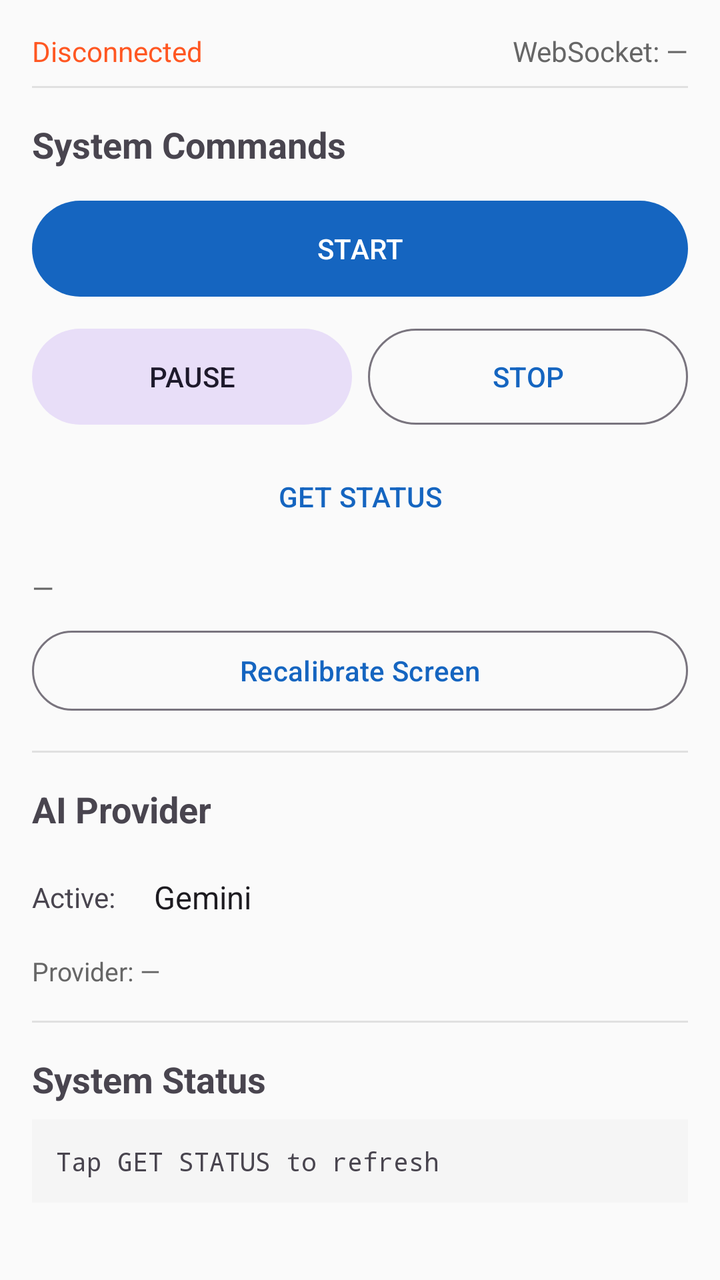
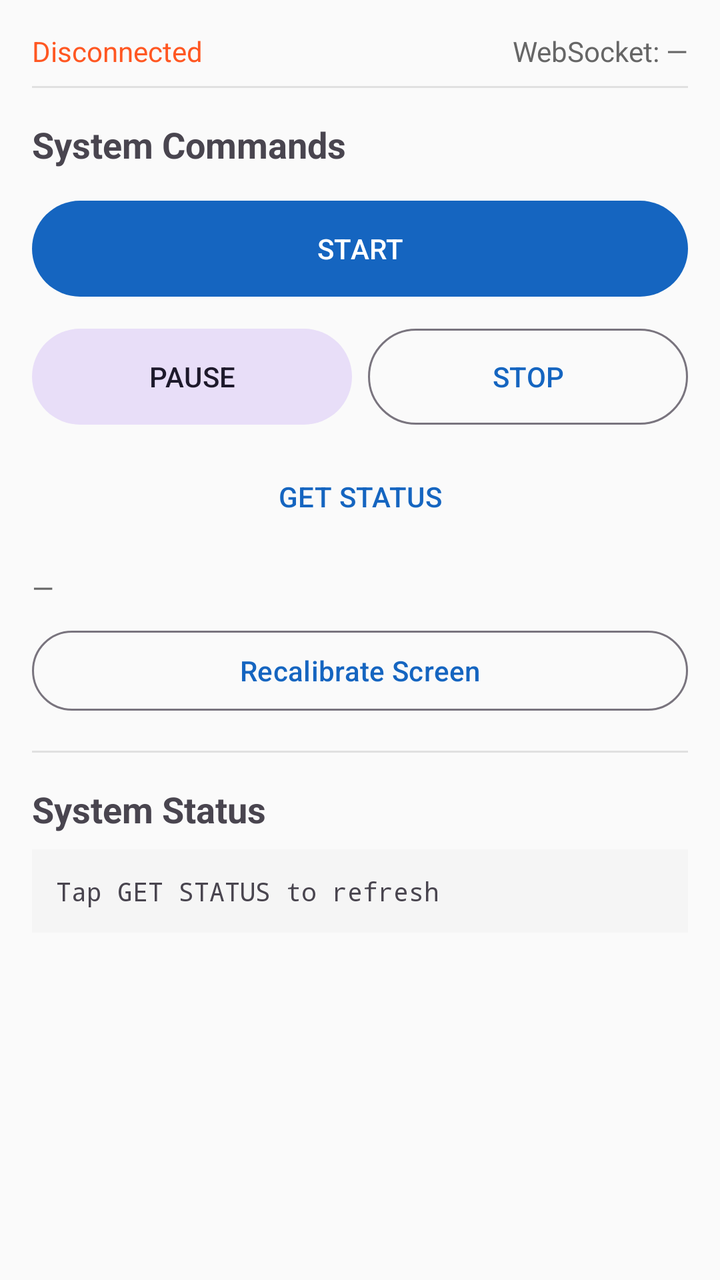

Compare the two renders of this Android layout. The source of the first and the diff that turns it into the second are given below.
<!-- AndroidManifest.xml: application theme Theme.Simulato -->
<!-- res/layout/activity_remote_control.xml -->
<?xml version="1.0" encoding="utf-8"?>
<ScrollView xmlns:android="http://schemas.android.com/apk/res/android"
    android:layout_width="match_parent"
    android:layout_height="match_parent">

    <LinearLayout
        android:layout_width="match_parent"
        android:layout_height="wrap_content"
        android:orientation="vertical"
        android:padding="16dp">

        
        <LinearLayout
            android:layout_width="match_parent"
            android:layout_height="wrap_content"
            android:orientation="horizontal"
            android:layout_marginBottom="8dp">

            <TextView
                android:id="@+id/txtConnectionStatus"
                android:layout_width="0dp"
                android:layout_height="wrap_content"
                android:layout_weight="1"
                android:text="Disconnected"
                android:textSize="14sp"
                android:textColor="#FF5722" />

            <TextView
                android:id="@+id/txtWsStatus"
                android:layout_width="wrap_content"
                android:layout_height="wrap_content"
                android:text="WebSocket: —"
                android:textSize="14sp"
                android:textColor="#666666" />
        </LinearLayout>

        <View
            android:layout_width="match_parent"
            android:layout_height="1dp"
            android:background="#E0E0E0"
            android:layout_marginBottom="16dp" />

        
        <TextView
            android:layout_width="wrap_content"
            android:layout_height="wrap_content"
            android:text="System Commands"
            android:textSize="18sp"
            android:textStyle="bold"
            android:layout_marginBottom="12dp" />

        <LinearLayout
            android:layout_width="match_parent"
            android:layout_height="wrap_content"
            android:orientation="horizontal"
            android:layout_marginBottom="8dp">

            <com.google.android.material.button.MaterialButton
                android:id="@+id/btnStart"
                android:layout_width="0dp"
                android:layout_height="56dp"
                android:layout_weight="1"
                android:text="START" />
        </LinearLayout>

        <LinearLayout
            android:layout_width="match_parent"
            android:layout_height="wrap_content"
            android:orientation="horizontal"
            android:layout_marginBottom="8dp">

            <com.google.android.material.button.MaterialButton
                android:id="@+id/btnPause"
                android:layout_width="0dp"
                android:layout_height="56dp"
                android:layout_weight="1"
                android:layout_marginEnd="4dp"
                android:text="PAUSE"
                style="@style/Widget.Material3.Button.TonalButton" />

            <com.google.android.material.button.MaterialButton
                android:id="@+id/btnStop"
                android:layout_width="0dp"
                android:layout_height="56dp"
                android:layout_weight="1"
                android:layout_marginStart="4dp"
                android:text="STOP"
                style="@style/Widget.Material3.Button.OutlinedButton" />
        </LinearLayout>

        <com.google.android.material.button.MaterialButton
            android:id="@+id/btnStatus"
            android:layout_width="match_parent"
            android:layout_height="48dp"
            android:text="GET STATUS"
            android:layout_marginBottom="12dp"
            style="@style/Widget.Material3.Button.TextButton" />

        <TextView
            android:id="@+id/txtLastAction"
            android:layout_width="match_parent"
            android:layout_height="wrap_content"
            android:text="—"
            android:textSize="14sp"
            android:textColor="#666666"
            android:layout_marginBottom="8dp" />

        <com.google.android.material.button.MaterialButton
            android:id="@+id/btnRecalibrate"
            android:layout_width="match_parent"
            android:layout_height="48dp"
            android:text="Recalibrate Screen"
            android:layout_marginBottom="16dp"
            style="@style/Widget.Material3.Button.OutlinedButton" />

        <View
            android:layout_width="match_parent"
            android:layout_height="1dp"
            android:background="#E0E0E0"
            android:layout_marginBottom="16dp" />

        
        <TextView
            android:layout_width="wrap_content"
            android:layout_height="wrap_content"
            android:text="AI Provider"
            android:textSize="18sp"
            android:textStyle="bold"
            android:layout_marginBottom="8dp" />

        <LinearLayout
            android:layout_width="match_parent"
            android:layout_height="wrap_content"
            android:orientation="horizontal"
            android:gravity="center_vertical"
            android:layout_marginBottom="4dp">

            <TextView
                android:layout_width="wrap_content"
                android:layout_height="wrap_content"
                android:text="Active: "
                android:textSize="14sp" />

            <Spinner
                android:id="@+id/spinnerAiProvider"
                android:layout_width="0dp"
                android:layout_height="48dp"
                android:layout_weight="1"
                android:entries="@array/ai_providers"
                android:background="?android:attr/selectableItemBackground"
                android:padding="8dp" />
        </LinearLayout>

        <TextView
            android:id="@+id/txtAiProviderStatus"
            android:layout_width="match_parent"
            android:layout_height="wrap_content"
            android:text="Provider: —"
            android:textSize="13sp"
            android:textColor="#666666"
            android:layout_marginBottom="16dp" />

        <View
            android:layout_width="match_parent"
            android:layout_height="1dp"
            android:background="#E0E0E0"
            android:layout_marginBottom="16dp" />

        
        <TextView
            android:layout_width="wrap_content"
            android:layout_height="wrap_content"
            android:text="System Status"
            android:textSize="18sp"
            android:textStyle="bold"
            android:layout_marginBottom="8dp" />

        <TextView
            android:id="@+id/txtSystemStatus"
            android:layout_width="match_parent"
            android:layout_height="wrap_content"
            android:text="Tap GET STATUS to refresh"
            android:textSize="13sp"
            android:fontFamily="monospace"
            android:background="#F5F5F5"
            android:padding="12dp"
            android:layout_marginBottom="16dp" />

        
        <LinearLayout
            android:id="@+id/layoutAlertPanel"
            android:layout_width="match_parent"
            android:layout_height="wrap_content"
            android:orientation="vertical"
            android:background="#FFF3E0"
            android:padding="16dp"
            android:layout_marginBottom="16dp"
            android:visibility="gone">

            <TextView
                android:layout_width="wrap_content"
                android:layout_height="wrap_content"
                android:text="ALERT"
                android:textSize="16sp"
                android:textStyle="bold"
                android:textColor="#E65100"
                android:layout_marginBottom="8dp" />

            <TextView
                android:id="@+id/txtAlertType"
                android:layout_width="match_parent"
                android:layout_height="wrap_content"
                android:textSize="14sp"
                android:textStyle="bold" />

            <TextView
                android:id="@+id/txtAlertMessage"
                android:layout_width="match_parent"
                android:layout_height="wrap_content"
                android:textSize="13sp"
                android:layout_marginTop="4dp" />
        </LinearLayout>

        
        <LinearLayout
            android:id="@+id/layoutDecisionPanel"
            android:layout_width="match_parent"
            android:layout_height="wrap_content"
            android:orientation="vertical"
            android:background="#E3F2FD"
            android:padding="16dp"
            android:visibility="gone">

            <TextView
                android:layout_width="wrap_content"
                android:layout_height="wrap_content"
                android:text="Operator Decision Required"
                android:textSize="16sp"
                android:textStyle="bold"
                android:textColor="#1565C0"
                android:layout_marginBottom="12dp" />

            <com.google.android.material.button.MaterialButton
                android:id="@+id/btnRequeryAi"
                android:layout_width="match_parent"
                android:layout_height="48dp"
                android:text="Re-Query AI"
                android:layout_marginBottom="8dp" />

            <com.google.android.material.button.MaterialButton
                android:id="@+id/btnUseDb"
                android:layout_width="match_parent"
                android:layout_height="48dp"
                android:text="Use Database Answer"
                android:layout_marginBottom="8dp"
                style="@style/Widget.Material3.Button.TonalButton" />

            <com.google.android.material.button.MaterialButton
                android:id="@+id/btnUseAi"
                android:layout_width="match_parent"
                android:layout_height="48dp"
                android:text="Use AI Answer"
                android:layout_marginBottom="8dp"
                style="@style/Widget.Material3.Button.TonalButton" />

            <com.google.android.material.button.MaterialButton
                android:id="@+id/btnSkipQuestion"
                android:layout_width="match_parent"
                android:layout_height="48dp"
                android:text="Skip Question"
                style="@style/Widget.Material3.Button.OutlinedButton" />
        </LinearLayout>

    </LinearLayout>
</ScrollView>
<!-- resources referenced by this layout -->
<resources>
  <string-array name="ai_providers">
          <item>Gemini</item>
          <item>Grok</item>
      </string-array>
  <style name="Theme.Simulato" parent="Theme.Material3.Light.NoActionBar">
          <item name="colorPrimary">@color/primary</item>
          <item name="colorPrimaryVariant">@color/primary_variant</item>
          <item name="colorOnPrimary">@color/on_primary</item>
          <item name="colorSecondary">@color/secondary</item>
          <item name="colorSecondaryVariant">@color/secondary_variant</item>
          <item name="colorOnSecondary">@color/on_secondary</item>
          <item name="android:colorBackground">@color/background</item>
          <item name="colorSurface">@color/surface</item>
          <item name="colorError">@color/error</item>
          <item name="colorOnBackground">@color/on_background</item>
          <item name="colorOnSurface">@color/on_surface</item>
      </style>
  <color name="primary">#1565C0</color>
  <color name="primary_variant">#0D47A1</color>
  <color name="on_primary">#FFFFFF</color>
  <color name="secondary">#FF6F00</color>
  <color name="secondary_variant">#E65100</color>
  <color name="on_secondary">#FFFFFF</color>
  <color name="background">#FAFAFA</color>
  <color name="surface">#FFFFFF</color>
  <color name="error">#B00020</color>
  <color name="on_background">#212121</color>
  <color name="on_surface">#212121</color>
</resources>

<!-- the commit's change to res/layout/activity_remote_control.xml (unified diff, before → after) -->
@@ -119,52 +119,7 @@
             android:background="#E0E0E0"
             android:layout_marginBottom="16dp" />
 
-        
-        <TextView
-            android:layout_width="wrap_content"
-            android:layout_height="wrap_content"
-            android:text="AI Provider"
-            android:textSize="18sp"
-            android:textStyle="bold"
-            android:layout_marginBottom="8dp" />
-
-        <LinearLayout
-            android:layout_width="match_parent"
-            android:layout_height="wrap_content"
-            android:orientation="horizontal"
-            android:gravity="center_vertical"
-            android:layout_marginBottom="4dp">
-
-            <TextView
-                android:layout_width="wrap_content"
-                android:layout_height="wrap_content"
-                android:text="Active: "
-                android:textSize="14sp" />
-
-            <Spinner
-                android:id="@+id/spinnerAiProvider"
-                android:layout_width="0dp"
-                android:layout_height="48dp"
-                android:layout_weight="1"
-                android:entries="@array/ai_providers"
-                android:background="?android:attr/selectableItemBackground"
-                android:padding="8dp" />
-        </LinearLayout>
-
-        <TextView
-            android:id="@+id/txtAiProviderStatus"
-            android:layout_width="match_parent"
-            android:layout_height="wrap_content"
-            android:text="Provider: —"
-            android:textSize="13sp"
-            android:textColor="#666666"
-            android:layout_marginBottom="16dp" />
-
-        <View
-            android:layout_width="match_parent"
-            android:layout_height="1dp"
-            android:background="#E0E0E0"
-            android:layout_marginBottom="16dp" />
+
 
         
         <TextView
<!-- resource entries referenced after the edit -->
@@ -1,9 +1,5 @@
 <!-- resources referenced by this layout -->
 <resources>
-  <string-array name="ai_providers">
-          <item>Gemini</item>
-          <item>Grok</item>
-      </string-array>
   <style name="Theme.Simulato" parent="Theme.Material3.Light.NoActionBar">
           <item name="colorPrimary">@color/primary</item>
           <item name="colorPrimaryVariant">@color/primary_variant</item>
